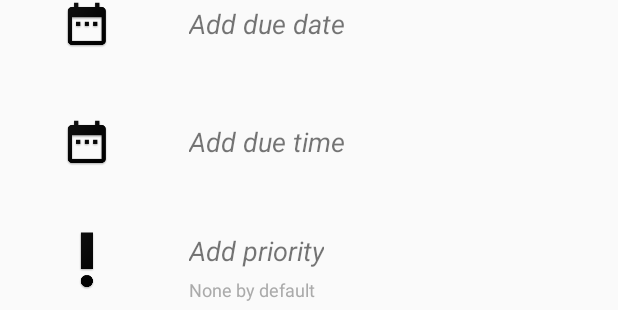
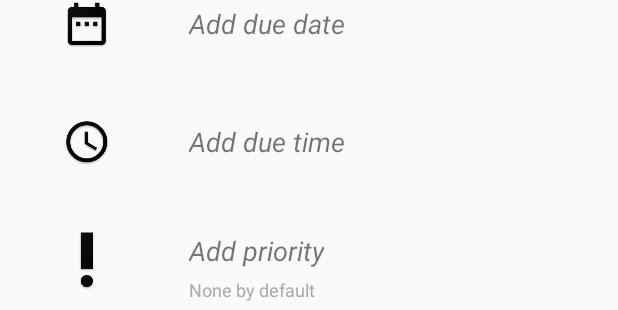
Before and after one commit to JaviMera/TodoList, an Android app: the layout task_dialog.xml on its own in the app's theme, with its tools: preview values and no code run, on a phone screen of 412 x 824 dp. Shown: the part 283-593 px from the top of the screen. Run offline under Robolectric (Android 15) with nearby library versions, the phone set to English and light mode, and no system bars.

Commit message:
Added time icon to be displayed when asking for a time on a new task item.

```diff
--- a/app/src/main/res/layout/task_dialog.xml
+++ b/app/src/main/res/layout/task_dialog.xml
@@ -89,7 +89,7 @@
             android:layout_width="0dp"
             android:layout_height="wrap_content"
             android:layout_weight="1"
-            android:src="@mipmap/ic_date"
+            android:src="@mipmap/ic_time"
             android:scaleType="fitCenter"
             android:padding="@dimen/item_body_pad_portrait"/>
 
```
